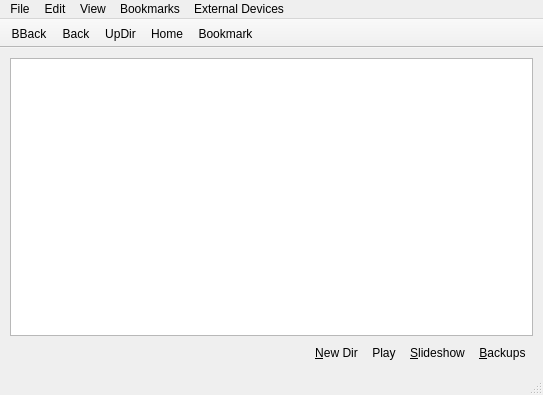
The window that lumina/lumina-fm/MainUI.ui (trueos/pcbsd) describes before a commit, drawn with Qt 5.
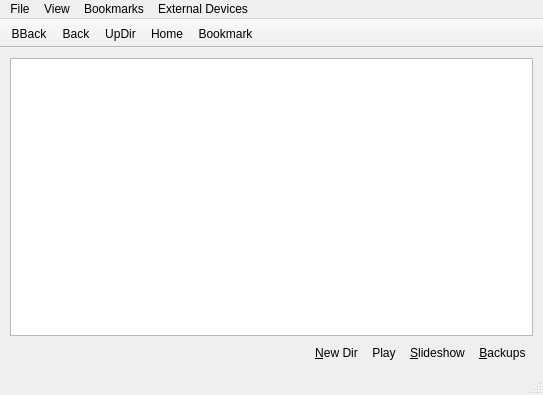
The same window after the commit.

The edit to the form file:
```diff
--- a/lumina/lumina-fm/MainUI.ui
+++ b/lumina/lumina-fm/MainUI.ui
@@ -542,12 +542,6 @@
     <addaction name="separator"/>
     <addaction name="actionClose"/>
    </widget>
-   <widget class="QMenu" name="menuEdit">
-    <property name="title">
-     <string>Edit</string>
-    </property>
-    <addaction name="action_Preferences"/>
-   </widget>
    <widget class="QMenu" name="menuView">
     <property name="title">
      <string>View</string>
@@ -568,7 +562,6 @@
     <addaction name="separator"/>
    </widget>
    <addaction name="menuFile"/>
-   <addaction name="menuEdit"/>
    <addaction name="menuView"/>
    <addaction name="menuBookmarks"/>
    <addaction name="menuExternal_Devices"/>
```
Left out of the diff: 34 changed lines with no effect on the pictures.
